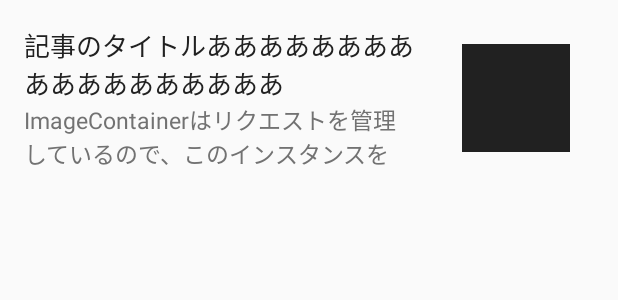
After one commit to sakai0810/MatomeAndroid, an Android app: the layout article_small_image_item_row.xml on its own in the app's theme, with its tools: preview values and no code run, on a phone screen of 412 x 824 dp. The commit adds this screen. Shown: the top 300 px of the screen. Run offline under Robolectric (Android 15) with nearby library versions, the phone set to English and light mode, and no system bars.

Commit message:
コードで動的に表示記事スタイルを切り替えられるようにした

```diff
--- a/app/src/main/java/com/s0810/s/matome/network/NewArticleFetcher.java
+++ b/app/src/main/java/com/s0810/s/matome/network/NewArticleFetcher.java
@@ -37,13 +37,13 @@ public class NewArticleFetcher {
     //リクエストキュー
     private RequestQueue requestQueue;
     //コンテキスト
-    private Context context;
+    private final Context context;
 
     //Fetcherのリスナー
     public NewArticleFetcherCallBack listener;
 
     public NewArticleFetcher(Context context) {
-        newArticleList = new ArrayList<ArticleEntity>();
+        newArticleList = new ArrayList<>();
         this.context = context;
     }
 
--- a/app/src/main/java/com/s0810/s/matome/network/NewArticleFetcherCallBack.java
+++ b/app/src/main/java/com/s0810/s/matome/network/NewArticleFetcherCallBack.java
@@ -10,11 +10,11 @@ public interface NewArticleFetcherCallBack {
      * 通信が成功した時のコールバックです
      * @param responseList レスポンスのList
      */
-    public void onNewArticleFetchSuccess(List<ArticleEntity> responseList);
+    void onNewArticleFetchSuccess(List<ArticleEntity> responseList);
 
     /**
      * 通信に失敗した時のコールバックです
-     * @param error エラー内容
+     * @param error エラー
      */
-    public void onNewArticleFetchError(VolleyError error);
+    void onNewArticleFetchError(VolleyError error);
 }
--- a/app/src/main/java/com/s0810/s/matome/views/activity/MainActivity.java
+++ b/app/src/main/java/com/s0810/s/matome/views/activity/MainActivity.java
@@ -1,7 +1,5 @@
 package com.s0810.s.matome.views.activity;
 
-import android.content.res.Configuration;
-import android.os.PersistableBundle;
 import android.support.design.widget.TabLayout;
 import android.support.v4.app.Fragment;
 import android.support.v4.app.FragmentManager;
--- a/app/src/main/java/com/s0810/s/matome/views/fragment/NewArticleFragment.java
+++ b/app/src/main/java/com/s0810/s/matome/views/fragment/NewArticleFragment.java
@@ -79,6 +79,7 @@ public class NewArticleFragment extends android.support.v4.app.Fragment implemen
 
         //アダプタの設定
         articleAdapter = new ArticleAdapter(this.getActivity());
+        articleAdapter.setArticleItemType(ArticleAdapter.ArticleItemType.ARTICLE_ITEM_TYPE_SMALL_IMAGE);
         articleAdapter.setOnItemClickListener(this);
 
         //recyclerViewの設定
--- a/app/src/main/java/com/s0810/s/matome/views/listener/EndlessRecyclerOnScrollListener.java
+++ b/app/src/main/java/com/s0810/s/matome/views/listener/EndlessRecyclerOnScrollListener.java
@@ -8,12 +8,12 @@ public abstract class EndlessRecyclerOnScrollListener extends RecyclerView.OnScr
 
     private int previousTotal = 0; // The total number of items in the dataset after the last load
     private boolean loading = true; // True if we are still waiting for the last set of data to load.
-    private int visibleThreshold = 1; // The minimum amount of items to have below your current scroll position before loading more.
-    int firstVisibleItem, visibleItemCount, totalItemCount;
+    private final int visibleThreshold = 1; // The minimum amount of items to have below your current scroll position before loading more.
+    private int firstVisibleItem, visibleItemCount, totalItemCount;
 
     private int current_page = 1;
 
-    private LinearLayoutManager mLinearLayoutManager;
+    private final LinearLayoutManager mLinearLayoutManager;
 
     public EndlessRecyclerOnScrollListener(LinearLayoutManager linearLayoutManager) {
         this.mLinearLayoutManager = linearLayoutManager;
--- /dev/null
+++ b/app/src/main/res/layout/article_small_image_item_row.xml
@@ -0,0 +1,53 @@
+<?xml version="1.0" encoding="utf-8"?>
+<RelativeLayout xmlns:android="http://schemas.android.com/apk/res/android"
+    android:layout_width="match_parent"
+    android:layout_height="match_parent"
+    android:layout_marginTop="1dp">
+
+        <LinearLayout
+            android:layout_width="wrap_content"
+            android:layout_height="wrap_content"
+            android:layout_gravity="center"
+            android:layout_marginTop="16dp"
+            android:orientation="horizontal">
+
+            <LinearLayout
+                android:layout_width="match_parent"
+                android:layout_height="wrap_content"
+                android:orientation="vertical"
+                android:layout_marginRight="104dp"
+                android:paddingLeft="16dp"
+                android:paddingRight="16dp"
+                >
+
+                <TextView
+                    android:id="@+id/article_title_text_view"
+                    android:layout_width="match_parent"
+                    android:layout_height="wrap_content"
+                    android:text="記事のタイトルああああああああああああああああああ"
+                    android:textColor="@color/primary_text"
+                    android:textSize="17sp" />
+
+                <TextView
+                    android:id="@+id/article_description_text_view"
+                    android:layout_width="match_parent"
+                    android:layout_height="wrap_content"
+                    android:maxLines="2"
+                    android:text="ImageContainerはリクエストを管理しているので、このインスタンスをImageViewのタグに設定して保持しておきます。"
+                    android:textColor="@color/secondary_text"
+                    android:textSize="15sp" />
+
+            </LinearLayout>
+
+            <ImageView
+                android:id="@+id/article_image_view"
+                android:layout_marginLeft="-104dp"
+                android:layout_width="72dp"
+                android:layout_height="72dp"
+                android:layout_marginRight="16dp"
+                android:layout_gravity="center"
+                android:background="@color/primary_text"
+                android:transitionName="image" />
+
+        </LinearLayout>
+</RelativeLayout>
--- a/app/src/main/res/layout/fragment_newarticle_list.xml
+++ b/app/src/main/res/layout/fragment_newarticle_list.xml
@@ -7,7 +7,6 @@
     android:layout_height="match_parent">
 
 <android.support.v7.widget.RecyclerView xmlns:android="http://schemas.android.com/apk/res/android"
-    xmlns:app="http://schemas.android.com/apk/res-auto"
     android:id="@+id/new_article_recycler_view"
     android:layout_width="match_parent"
     android:layout_height="match_parent" />
--- a/app/src/main/res/layout/loading_item_row.xml
+++ b/app/src/main/res/layout/loading_item_row.xml
@@ -15,7 +15,6 @@
             android:id="@+id/error_load_more_text_view"
             android:layout_width="wrap_content"
             android:layout_height="wrap_content"
-            android:textAlignment="center"
             android:layout_gravity="center"
             android:text="@string/error_network_load_more"/>
         <ImageView
@@ -36,7 +35,6 @@
             style="?android:attr/progressBarStyleSmall"
             android:layout_width="wrap_content"
             android:layout_height="wrap_content"
-            android:layout_centerHorizontal="true"
             android:layout_gravity="center" />
     </LinearLayout>
 
--- a/app/src/main/res/menu/menu_article_web.xml
+++ b/app/src/main/res/menu/menu_article_web.xml
@@ -1,5 +1,3 @@
-<menu xmlns:android="http://schemas.android.com/apk/res/android"
-    xmlns:app="http://schemas.android.com/apk/res-auto"
-    xmlns:tools="http://schemas.android.com/tools"
+<menu xmlns:tools="http://schemas.android.com/tools"
     tools:context="com.s0810.s.matome.views.activity.ArticleWebActivity">
 </menu>
```
Also changed, not shown: app/src/main/java/com/s0810/s/matome/views/adapter/ArticleAdapter.java (+47 -6 lines), app/src/main/res/layout/article_big_image_item_row.xml (added, +44 -0 lines), app/src/main/res/layout/article_item_row.xml (deleted, +0 -48 lines), 1 other file.
